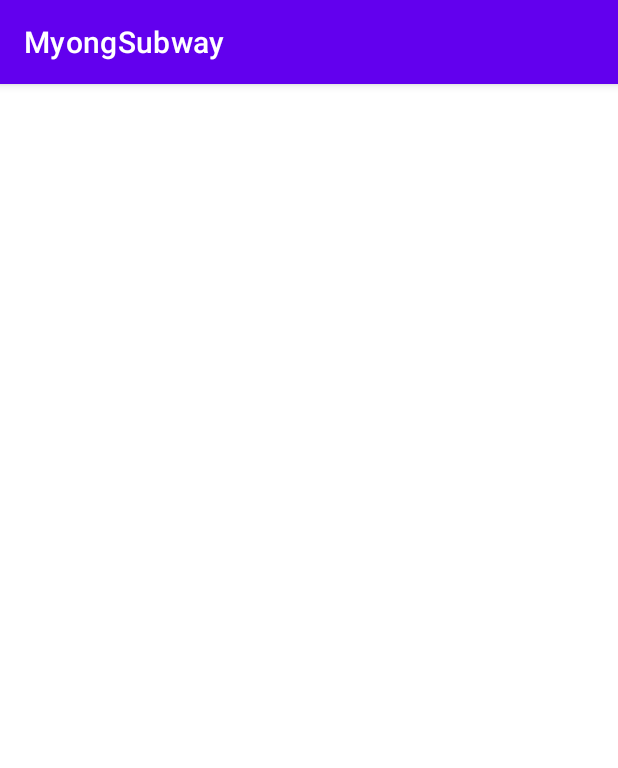
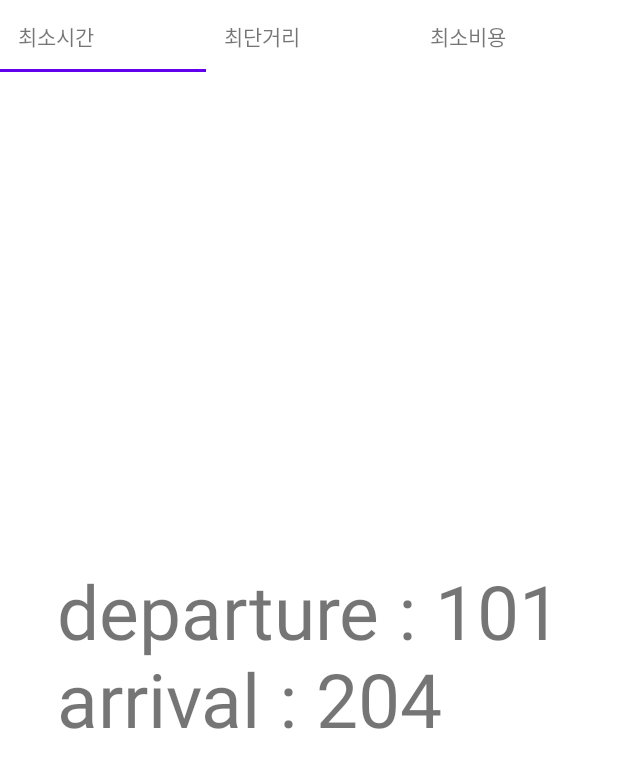
Before and after one commit to MJUTeamProject2021/MyongSubway, an Android app: the ShortestPathActivity screen opened directly, with no data from a screen before it, on a phone screen of 412 x 824 dp. Shown: the top 768 px of the screen. Run offline under Robolectric (Android 15) with nearby library versions, the phone set to English and light mode, and no system bars.

Commit message:
SearchPathActivity prototype

```diff
--- a/app/build.gradle
+++ b/app/build.gradle
@@ -31,12 +31,13 @@ android {
 dependencies {
     implementation 'com.otaliastudios:zoomlayout:1.8.0'
     implementation 'androidx.appcompat:appcompat:1.3.1'
-    implementation 'com.google.android.material:material:1.4.0'
     implementation 'androidx.constraintlayout:constraintlayout:2.1.1'
     implementation 'com.github.chrisbanes:PhotoView:2.3.0'
     implementation 'androidx.legacy:legacy-support-v4:1.0.0'
+    implementation 'com.otaliastudios:zoomlayout:1.8.0'
+    implementation 'com.google.android.material:material:1.4.0' // 탭 레이아웃
+    implementation 'androidx.viewpager2:viewpager2:1.0.0'       // 뷰페이저2
     testImplementation 'junit:junit:4.+'
     androidTestImplementation 'androidx.test.ext:junit:1.1.3'
     androidTestImplementation 'androidx.test.espresso:espresso-core:3.4.0'
-
 }
--- a/app/src/main/AndroidManifest.xml
+++ b/app/src/main/AndroidManifest.xml
@@ -9,7 +9,9 @@
         android:roundIcon="@mipmap/ic_launcher_round"
         android:supportsRtl="true"
         android:theme="@style/Theme.MyongSubway">
-        <activity android:name=".ShortestPathActivity"></activity>
+        <activity android:name=".ShortestPathActivity">
+
+        </activity>
         <activity android:name=".SettingsActivity" />
         <activity android:name=".SearchActivity" />
         <activity android:name=".BookmarkActivity" />
--- /dev/null
+++ b/app/src/main/java/com/example/myongsubway/MinCostPathFragment.java
@@ -0,0 +1,18 @@
+package com.example.myongsubway;
+
+import android.os.Bundle;
+import android.view.LayoutInflater;
+import android.view.View;
+import android.view.ViewGroup;
+
+import androidx.annotation.NonNull;
+import androidx.annotation.Nullable;
+import androidx.fragment.app.Fragment;
+
+public class MinCostPathFragment extends Fragment {
+    @Nullable
+    @Override
+    public View onCreateView(@NonNull LayoutInflater inflater, @Nullable ViewGroup container, @Nullable Bundle savedInstanceState) {
+        return inflater.inflate(R.layout.fragment_min_cost_path, container, false);
+    }
+}
--- /dev/null
+++ b/app/src/main/java/com/example/myongsubway/MinDistancePathFragment.java
@@ -0,0 +1,18 @@
+package com.example.myongsubway;
+
+import android.os.Bundle;
+import android.view.LayoutInflater;
+import android.view.View;
+import android.view.ViewGroup;
+
+import androidx.annotation.NonNull;
+import androidx.annotation.Nullable;
+import androidx.fragment.app.Fragment;
+
+public class MinDistancePathFragment extends Fragment {
+    @Nullable
+    @Override
+    public View onCreateView(@NonNull LayoutInflater inflater, @Nullable ViewGroup container, @Nullable Bundle savedInstanceState) {
+        return inflater.inflate(R.layout.fragment_min_distance_path, container, false);
+    }
+}
--- /dev/null
+++ b/app/src/main/java/com/example/myongsubway/MinTimePathFragment.java
@@ -0,0 +1,32 @@
+package com.example.myongsubway;
+
+import android.os.Bundle;
+import android.view.LayoutInflater;
+import android.view.View;
+import android.view.ViewGroup;
+import android.widget.TextView;
+
+import androidx.annotation.NonNull;
+import androidx.annotation.Nullable;
+import androidx.fragment.app.Fragment;
+
+public class MinTimePathFragment extends Fragment {
+    public TextView textView;
+    public String departure, arrival;
+
+    public MinTimePathFragment(String d, String a) {
+        departure = d;
+        arrival = a;
+    }
+
+    @Nullable
+    @Override
+    public View onCreateView(@NonNull LayoutInflater inflater,@Nullable ViewGroup container, @Nullable Bundle savedInstanceState) {
+        View v =  inflater.inflate(R.layout.fragment_min_time_path, container, false);
+
+        textView = v.findViewById(R.id.textView);
+        textView.setText("departure : " + departure + "\narrival : " + arrival);
+
+        return v;
+    }
+}
--- a/app/src/main/java/com/example/myongsubway/ShortestPathActivity.java
+++ b/app/src/main/java/com/example/myongsubway/ShortestPathActivity.java
@@ -1,14 +1,90 @@
 package com.example.myongsubway;
 
+import androidx.annotation.NonNull;
+import androidx.appcompat.app.ActionBar;
 import androidx.appcompat.app.AppCompatActivity;
+import androidx.fragment.app.Fragment;
+import androidx.fragment.app.FragmentActivity;
+import androidx.viewpager2.adapter.FragmentStateAdapter;
+import androidx.viewpager2.widget.ViewPager2;
 
+import android.content.Intent;
 import android.os.Bundle;
+import android.widget.TextView;
+
+import com.google.android.material.tabs.TabLayout;
+import com.google.android.material.tabs.TabLayoutMediator;
+
+import org.jetbrains.annotations.NotNull;
+
+import java.util.ArrayList;
+import java.util.Arrays;
+import java.util.List;
 
 public class ShortestPathActivity extends AppCompatActivity {
+    private ViewPager2 pager;
+    private FragmentStateAdapter pagerAdapter;
+    private TabLayout tabLayout;
+    private final List<String> tabElement = Arrays.asList("최소시간", "최단거리", "최소비용");
+
+    // 출발역과 도착역
+    private String departure, arrival;
 
     @Override
     protected void onCreate(Bundle savedInstanceState) {
         super.onCreate(savedInstanceState);
         setContentView(R.layout.activity_shortest_path);
+
+        // MainActivity가 전송한 데이터 받기
+        //Intent intent = getIntent();
+        //departure = intent.getStringExtra("departureStation");
+        //arrival = intent.getStringExtra("DestinationStation");
+        departure = "101";
+        arrival = "204";
+
+        //액션바 가리기
+        ActionBar actionBar = getSupportActionBar();
+        actionBar.hide();
+
+        // 뷰페이저2와 어댑터를 연결 (반드시 TabLayoutMediator 선언 전에 선행되어야 함)
+        pager = findViewById(R.id.viewpager);
+        pagerAdapter = new VPAdapter(this);
+        pager.setAdapter(pagerAdapter);
+
+        // 뷰페이저와 탭레이아웃을 연동
+        tabLayout = findViewById(R.id.tab);
+        new TabLayoutMediator(tabLayout, pager, new TabLayoutMediator.TabConfigurationStrategy() {
+            @Override
+            public void onConfigureTab(@NonNull @NotNull TabLayout.Tab tab, int position) {
+                TextView textView = new TextView(ShortestPathActivity.this);
+                textView.setText(tabElement.get(position));
+                tab.setCustomView(textView);
+            }
+        }).attach();
     }
+
+
+    private class VPAdapter extends FragmentStateAdapter {
+        private ArrayList<Fragment> items;
+
+        public VPAdapter(FragmentActivity fa) {
+            super(fa);
+            items = new ArrayList<Fragment>();
+            items.add(new MinTimePathFragment(departure, arrival));
+            items.add(new MinDistancePathFragment());
+            items.add(new MinCostPathFragment());
+        }
+
+        @NonNull
+        @Override
+        public Fragment createFragment(int position) {  // 포지션마다 있을 fragment 설정
+            return items.get(position);
+        }
+
+        @Override
+        public int getItemCount() {
+            return items.size();
+        }
+    }
+
 }
--- a/app/src/main/res/layout/activity_shortest_path.xml
+++ b/app/src/main/res/layout/activity_shortest_path.xml
@@ -1,9 +1,22 @@
 <?xml version="1.0" encoding="utf-8"?>
-<androidx.constraintlayout.widget.ConstraintLayout xmlns:android="http://schemas.android.com/apk/res/android"
+<LinearLayout xmlns:android="http://schemas.android.com/apk/res/android"
     xmlns:app="http://schemas.android.com/apk/res-auto"
     xmlns:tools="http://schemas.android.com/tools"
     android:layout_width="match_parent"
     android:layout_height="match_parent"
-    tools:context=".ShortestPathActivity">
+    tools:context=".ShortestPathActivity"
+    android:orientation="vertical">
 
-</androidx.constraintlayout.widget.ConstraintLayout>
+    <com.google.android.material.tabs.TabLayout
+        android:id="@+id/tab"
+        android:layout_width="match_parent"
+        android:layout_height="wrap_content">
+
+    </com.google.android.material.tabs.TabLayout>
+
+    <androidx.viewpager2.widget.ViewPager2
+        android:id="@+id/viewpager"
+        android:layout_width="match_parent"
+        android:layout_height="match_parent" />
+
+</LinearLayout>
--- /dev/null
+++ b/app/src/main/res/layout/fragment_min_time_path.xml
@@ -0,0 +1,18 @@
+<?xml version="1.0" encoding="utf-8"?>
+<androidx.constraintlayout.widget.ConstraintLayout
+    xmlns:android="http://schemas.android.com/apk/res/android"
+    xmlns:app="http://schemas.android.com/apk/res-auto"
+    android:layout_width="match_parent"
+    android:layout_height="match_parent">
+
+    <TextView
+        android:id="@+id/textView"
+        android:layout_width="wrap_content"
+        android:layout_height="wrap_content"
+        android:text="min_time_path"
+        android:textSize="50dp"
+        app:layout_constraintBottom_toBottomOf="parent"
+        app:layout_constraintTop_toTopOf="parent"
+        app:layout_constraintRight_toRightOf="parent"
+        app:layout_constraintLeft_toLeftOf="parent"/>
+</androidx.constraintlayout.widget.ConstraintLayout>
```
Also changed, not shown: app/src/main/res/layout/fragment_min_cost_path.xml (added, +19 -0 lines), app/src/main/res/layout/fragment_min_distance_path.xml (added, +19 -0 lines), 3 other files.
